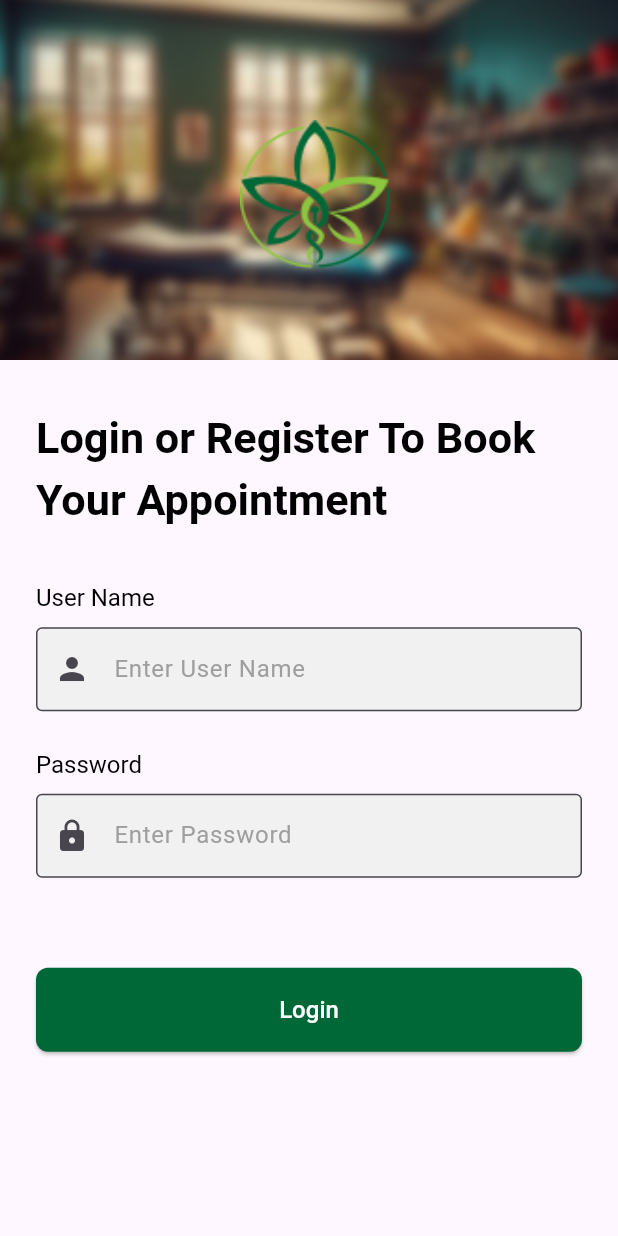
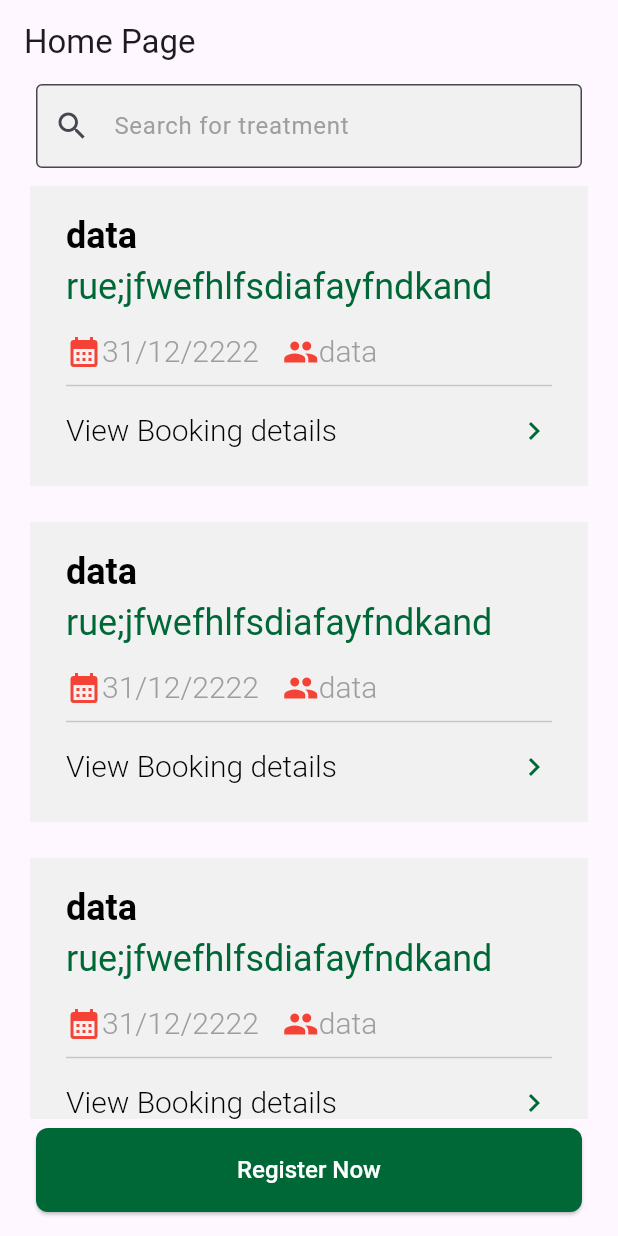
Before and after one commit to rashi8643/-amritha_noviindus_app, a Flutter app: the screen it shows after launch, after a tap on "Login", on a phone screen of 412 x 824 dp. Run offline on Flutter 3.47's test engine with Material 3 defaults, Android fonts, the phone set to English and light mode, and no system bars; our stand-ins replace flutter_riverpod, freezed_annotation, riverpod_annotation; generated files the repository leaves out were written again.

Commit message:
fetch data in api

```diff
--- /dev/null
+++ b/lib/core/constants/home_constants.dart
@@ -0,0 +1,15 @@
+import 'package:riverpod_annotation/riverpod_annotation.dart';
+
+part 'home_constants.g.dart';
+
+class HomeConstants {
+  final String txtSearch = 'Search';
+  final String txtSearchField = 'Search for treatment';
+  final String txtViewBooking = 'View Booking Details';
+  final String txtRegister = 'Register Now';
+}
+
+@riverpod
+HomeConstants homeConstants(HomeConstantsRef ref) {
+  return HomeConstants();
+}
--- /dev/null
+++ b/lib/features/home/data/data_source/api_services_data_source.dart
@@ -0,0 +1,5 @@
+import 'package:novi_indus_test/features/home/data/model/api_model.dart';
+
+abstract class ApiServicesDataSource {
+  Future<List<Patient>?> getDatas();
+}
--- a/lib/features/home/presentation/pages/home_page.dart
+++ b/lib/features/home/presentation/pages/home_page.dart
@@ -1,12 +1,38 @@
 import 'package:flutter/material.dart';
+import 'package:flutter_riverpod/flutter_riverpod.dart';
+import 'package:novi_indus_test/core/constants/home_constants.dart';
+import 'package:novi_indus_test/core/theme/app_theme.dart';
+import 'package:novi_indus_test/core/widgets/button_widget.dart';
+import 'package:novi_indus_test/core/widgets/text_field_widget.dart';
+import 'package:novi_indus_test/features/home/presentation/widgets/listview_widge.dart';
 
-class HomePage extends StatelessWidget {
+class HomePage extends ConsumerWidget {
   const HomePage({super.key});
 
   @override
-  Widget build(BuildContext context) {
+  Widget build(BuildContext context, WidgetRef ref) {
+    final theme = AppTheme.of(context);
+    final searchController = TextEditingController();
+    final constants = ref.watch(homeConstantsProvider);
     return Scaffold(
-      backgroundColor: Colors.amber,
+      appBar: AppBar(
+        title: Text('Home Page'),
+      ),
+      body: SingleChildScrollView(
+        child: Column(
+          children: [
+            TextFieldWidget(
+              labelText: constants.txtSearchField,
+              iconData: Icon(Icons.search),
+              controller: searchController,
+            ),
+            ListViewWidget(),
+          ],
+        ),
+      ),
+      floatingActionButtonLocation: FloatingActionButtonLocation.centerFloat,
+      floatingActionButton:
+          ButtonWidget(buttonName: constants.txtRegister, onPressed: () {}),
     );
   }
 }
--- /dev/null
+++ b/lib/features/home/presentation/widgets/listview_widge.dart
@@ -0,0 +1,111 @@
+import 'package:flutter/cupertino.dart';
+import 'package:flutter/material.dart';
+import 'package:novi_indus_test/core/theme/app_theme.dart';
+
+class ListViewWidget extends StatelessWidget {
+  const ListViewWidget({super.key});
+
+  @override
+  Widget build(BuildContext context) {
+    final theme = AppTheme.of(context);
+    return SizedBox(
+      height: MediaQuery.sizeOf(context).height / 1.3,
+      child: ListView.builder(
+        shrinkWrap: true,
+        itemCount: 5,
+        itemBuilder: (context, index) {
+          return Padding(
+            padding: EdgeInsets.symmetric(
+              horizontal: theme.spaces.space_250,
+              vertical: theme.spaces.space_150,
+            ),
+            child: Container(
+                height: theme.spaces.space_500 * 5,
+                decoration: BoxDecoration(
+                  color: theme.colors.textInverse,
+                ),
+                child: Container(
+                  child: Padding(
+                    padding: EdgeInsets.symmetric(
+                      horizontal: theme.spaces.space_300,
+                    ),
+                    child: Column(
+                      crossAxisAlignment: CrossAxisAlignment.start,
+                      children: [
+                        SizedBox(
+                          height: theme.spaces.space_200,
+                        ),
+                        Text(
+                          "data",
+                          style: theme.typography.h600.copyWith(
+                            fontSize: theme.spaces.space_300,
+                          ),
+                        ),
+                        Text(
+                          "rue;jfwefhlfsdiafayfndkand",
+                          style: theme.typography.h400.copyWith(
+                            fontSize: theme.spaces.space_300,
+                            color: theme.colors.primary,
+                          ),
+                        ),
+                        SizedBox(
+                          height: theme.spaces.space_150,
+                        ),
+                        Row(
+                          children: [
+                            Icon(
+                              Icons.calendar_month,
+                              color: theme.colors.textSubtlest,
+                            ),
+                            Text(
+                              "31/12/2222",
+                              style: theme.typography.h300.copyWith(
+                                fontSize: theme.spaces.space_250,
+                                color: theme.colors.textSubtle,
+                              ),
+                            ),
+                            SizedBox(
+                              width: theme.spaces.space_200,
+                            ),
+                            Icon(
+                              Icons.group,
+                              color: theme.colors.textSubtlest,
+                            ),
+                            Text(
+                              "data",
+                              style: theme.typography.h300.copyWith(
+                                fontSize: theme.spaces.space_250,
+                                color: theme.colors.textSubtle,
+                              ),
+                            ),
+                          ],
+                        ),
+                        Divider(),
+                        SizedBox(
+                          height: theme.spaces.space_100,
+                        ),
+                        Row(
+                          mainAxisAlignment: MainAxisAlignment.spaceBetween,
+                          children: [
+                            Text(
+                              "View Booking details",
+                              style: theme.typography.h300.copyWith(
+                                fontSize: theme.spaces.space_125 * 2,
+                              ),
+                            ),
+                            Icon(
+                              Icons.chevron_right,
+                              color: theme.colors.primary,
+                            ),
+                          ],
+                        )
+                      ],
+                    ),
+                  ),
+                )),
+          );
+        },
+      ),
+    );
+  }
+}
--- a/lib/features/login/presentation/pages/login_page.dart
+++ b/lib/features/login/presentation/pages/login_page.dart
@@ -5,10 +5,11 @@ import 'package:flutter_riverpod/flutter_riverpod.dart';
 import 'package:novi_indus_test/core/constants/login_constants.dart';
 import 'package:novi_indus_test/core/theme/app_theme.dart';
 import 'package:novi_indus_test/core/widgets/button_widget.dart';
+import 'package:novi_indus_test/features/home/presentation/pages/home_page.dart';
 import 'package:novi_indus_test/features/login/presentation/widgets/login_image_widget.dart';
 import 'package:novi_indus_test/features/login/presentation/widgets/login_sub_title_widgets.dart';
 import 'package:novi_indus_test/features/login/presentation/widgets/login_title_widget.dart';
-import 'package:novi_indus_test/features/login/presentation/widgets/text_field_widget.dart';
+import 'package:novi_indus_test/core/widgets/text_field_widget.dart';
 
 class LoginPage extends ConsumerWidget {
   const LoginPage({super.key});
@@ -65,7 +66,14 @@ class LoginPage extends ConsumerWidget {
             ),
             ButtonWidget(
               buttonName: appConstants.txtLogin,
-              onPressed: () {},
+              onPressed: () {
+                Navigator.pushAndRemoveUntil(
+                    context,
+                    MaterialPageRoute(
+                      builder: (context) => HomePage(),
+                    ),
+                    (route) => false);
+              },
             ),
           ],
         ),
--- a/pubspec.yaml
+++ b/pubspec.yaml
@@ -38,6 +38,9 @@ dependencies:
   flutter_riverpod: ^2.5.1
   riverpod_annotation: ^2.3.5
   flutter_svg: ^2.0.10+1
+  freezed_annotation: ^2.4.1
+  json_annotation: ^4.8.1
+  http: ^1.2.1
 
 dev_dependencies:
   flutter_test:
@@ -51,6 +54,8 @@ dev_dependencies:
   flutter_lints: ^3.0.0
   riverpod_generator: ^2.4.0
   build_runner: ^2.4.8
+  freezed: ^2.4.7
+  json_serializable: ^6.7.1
 
 # For information on the generic Dart part of this file, see the
 # following page: https://dart.dev/tools/pub/pubspec
```
Also changed, not shown: lib/core/constants/api_constants.dart (+8 -6 lines), lib/features/home/data/data_source/api_services_data_source_impl.dart (added, +60 -0 lines), lib/features/home/data/model/api_model.dart (added, +85 -0 lines), lib/core/widgets/text_field_widget.dart (renamed from lib/features/login/presentation/widgets/text_field_widget.dart), pubspec.lock.
